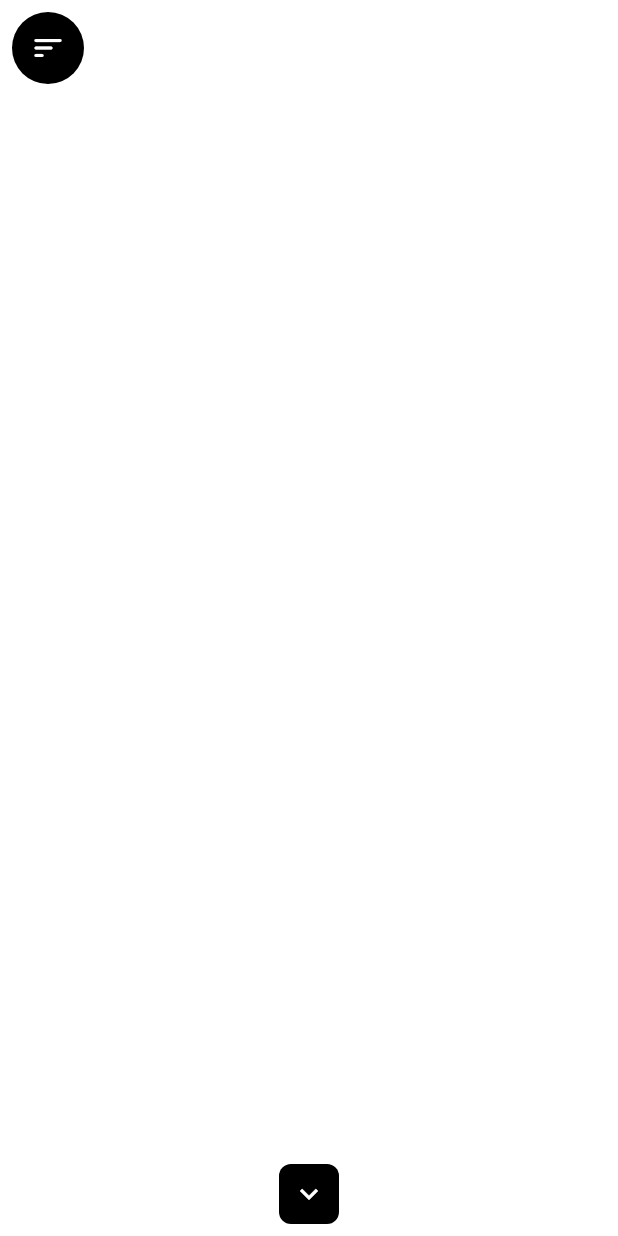
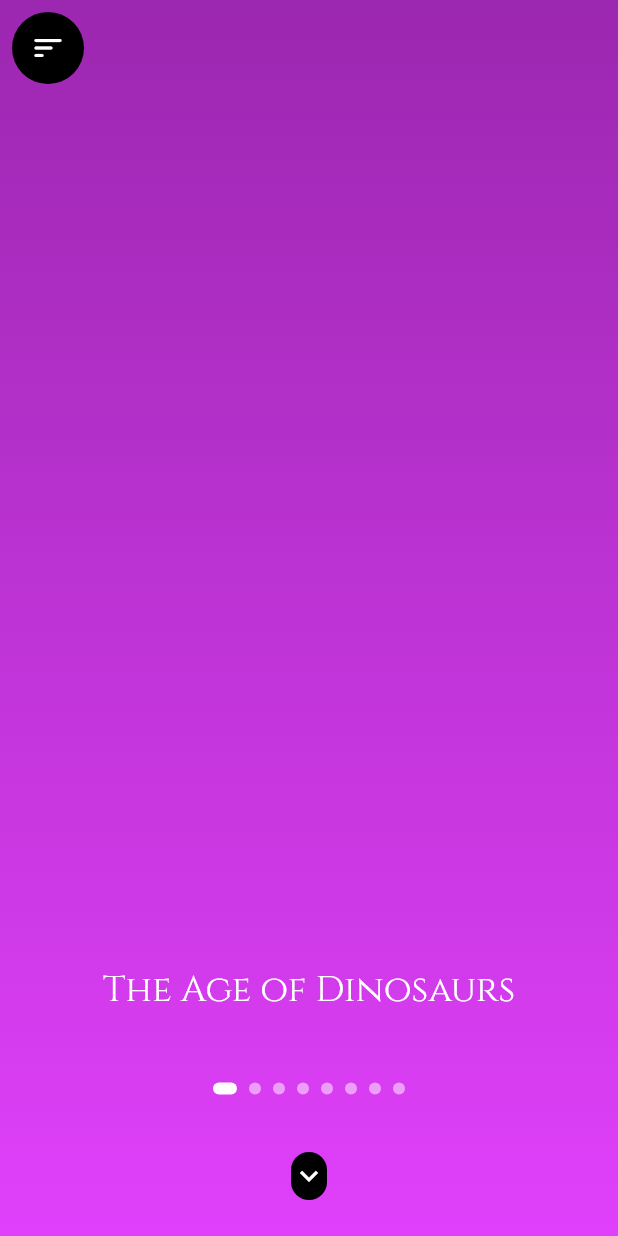
Before and after one commit to freekvandeven/flutter_earth_history, a Flutter app: the screen it shows after launch, on a phone screen of 412 x 824 dp. Run offline on Flutter 3.47's test engine with Material 2 defaults, Android fonts, the phone set to English and light mode, and no system bars; our stand-ins replace flutter_hooks, go_router, hooks_riverpod, package_info_plus, shared_preferences; generated files the repository leaves out were written again.

Commit message:
feat: period sliding interaction

```diff
--- a/lib/src/features/overview/overview.dart
+++ b/lib/src/features/overview/overview.dart
@@ -1,6 +1,7 @@
 import 'package:flutter/material.dart';
 import 'package:flutter_earth_history/src/features/overview/widgets/menu.dart';
 import 'package:flutter_earth_history/src/routes.dart';
+import 'package:flutter_earth_history/src/services/history_periods.dart';
 import 'package:flutter_hooks/flutter_hooks.dart';
 import 'package:go_router/go_router.dart';
 import 'package:hooks_riverpod/hooks_riverpod.dart';
@@ -11,33 +12,123 @@ class OverviewScreen extends HookConsumerWidget {
   @override
   Widget build(BuildContext context, WidgetRef ref) {
     var menuOpened = useState(false);
-    // var size = MediaQuery.of(context).size;
+    var currentPeriod = useState(0);
+    var periods = ref.watch(historyPeriodsProvider);
+    var verticalDragging = useState(false);
+    var verticalDragProgress = useState(0.0);
+    var size = MediaQuery.of(context).size;
     return Scaffold(
       backgroundColor: Colors.white,
       body: Stack(
         alignment: Alignment.center,
         children: [
+          // layers of the periods
+          GestureDetector(
+            // detect swipe left and swipe right to update the current period
+            onHorizontalDragEnd: (details) {
+              if (details.primaryVelocity! > 0) {
+                if (currentPeriod.value > 0) {
+                  currentPeriod.value--;
+                } else {
+                  currentPeriod.value = periods.length - 1;
+                }
+              } else if (details.primaryVelocity! < 0) {
+                if (currentPeriod.value < periods.length - 1) {
+                  currentPeriod.value++;
+                } else {
+                  currentPeriod.value = 0;
+                }
+              }
+            },
+            onVerticalDragEnd: (details) {
+              verticalDragProgress.value = 0.0;
+              verticalDragging.value = false;
+            },
+            onVerticalDragStart: (details) {
+              verticalDragging.value = true;
+            },
+            onVerticalDragUpdate: (details) async {
+              // after 100 pixels of dragging, go to the period page
+              verticalDragProgress.value =
+                  verticalDragProgress.value - details.delta.dy / 100;
+              if (verticalDragProgress.value > 1.0 && verticalDragging.value) {
+                verticalDragProgress.value = 0.0;
+                verticalDragging.value = false;
+                await context.push(ProjectRoute.periodScreen.route);
+              }
+            },
+            child: Container(
+              decoration: BoxDecoration(
+                gradient: LinearGradient(
+                  colors: [
+                    periods[currentPeriod.value].topColor,
+                    periods[currentPeriod.value].bottomColor,
+                  ],
+                  begin: Alignment.topCenter,
+                  end: Alignment.bottomCenter,
+                ),
+              ),
+              width: double.infinity,
+              height: double.infinity,
+            ),
+          ),
           if (menuOpened.value) ...[
             const MenuWidget(),
           ] else ...[
             // chevron down button to open the period page
             Positioned(
               bottom: MediaQuery.of(context).padding.bottom + 8,
-              child: GestureDetector(
-                onTap: () async =>
-                    context.push(ProjectRoute.periodScreen.route),
-                behavior: HitTestBehavior.translucent,
-                child: Container(
+              child: Stack(
+                alignment: Alignment.bottomCenter,
+                children: [
+                  Container(
                     decoration: BoxDecoration(
+                      borderRadius: BorderRadius.circular(16),
                       color: Colors.black,
-                    borderRadius: BorderRadius.circular(8),
                     ),
-                  padding: const EdgeInsets.all(8),
+                    height: 32,
+                    margin: const EdgeInsets.only(bottom: 16),
                     child: const Icon(
                       Icons.keyboard_arrow_down,
                       color: Colors.white,
                     ),
                   ),
+                  Column(
+                    children: [
+                      Text(
+                        periods[currentPeriod.value].title,
+                        style: const TextStyle(
+                          fontSize: 24,
+                          color: Colors.white,
+                        ),
+                      ),
+                      // indicators of the periods
+                      Padding(
+                        padding: EdgeInsets.only(
+                          top: size.height * 0.05,
+                          bottom: size.height * 0.1,
+                        ),
+                        child: Row(
+                          mainAxisAlignment: MainAxisAlignment.center,
+                          children: [
+                            for (var i = 0; i < periods.length; i++)
+                              Container(
+                                margin: const EdgeInsets.all(4),
+                                width: i == currentPeriod.value ? 16 : 8,
+                                height: 8,
+                                decoration: BoxDecoration(
+                                  borderRadius: BorderRadius.circular(4),
+                                  color: i == currentPeriod.value
+                                      ? Colors.white
+                                      : Colors.white.withOpacity(0.5),
+                                ),
+                              ),
+                          ],
+                        ),
+                      ),
+                    ],
+                  ),
+                ],
               ),
             ),
           ],
@@ -46,10 +137,12 @@ class OverviewScreen extends HookConsumerWidget {
           Positioned(
             top: MediaQuery.of(context).padding.top + 8,
             left: MediaQuery.of(context).padding.left + 8,
-            child: Ink(
-              decoration: const ShapeDecoration(
+            child: Column(
+              children: [
+                Container(
+                  decoration: const BoxDecoration(
                     color: Colors.black,
-                shape: CircleBorder(),
+                    shape: BoxShape.circle,
                   ),
                   child: IconButton(
                     icon: Icon(
@@ -61,6 +154,8 @@ class OverviewScreen extends HookConsumerWidget {
                     },
                   ),
                 ),
+              ],
+            ),
           ),
         ],
       ),
--- a/lib/src/services/history_periods.dart
+++ b/lib/src/services/history_periods.dart
@@ -70,7 +70,7 @@ final historyPeriodsProvider = StateProvider<List<HistoryPeriod>>(
     ),
     HistoryPeriod(
       topColor: Colors.red,
-      bottomColor: Colors.redAccent,
+      bottomColor: Color.fromARGB(255, 126, 33, 33),
       title: 'The Age of Exploration',
       description: 'European powers explored the world, establishing '
           'new trade routes and colonies.',
```
Lines whose indentation alone changed are shown as unchanged.
